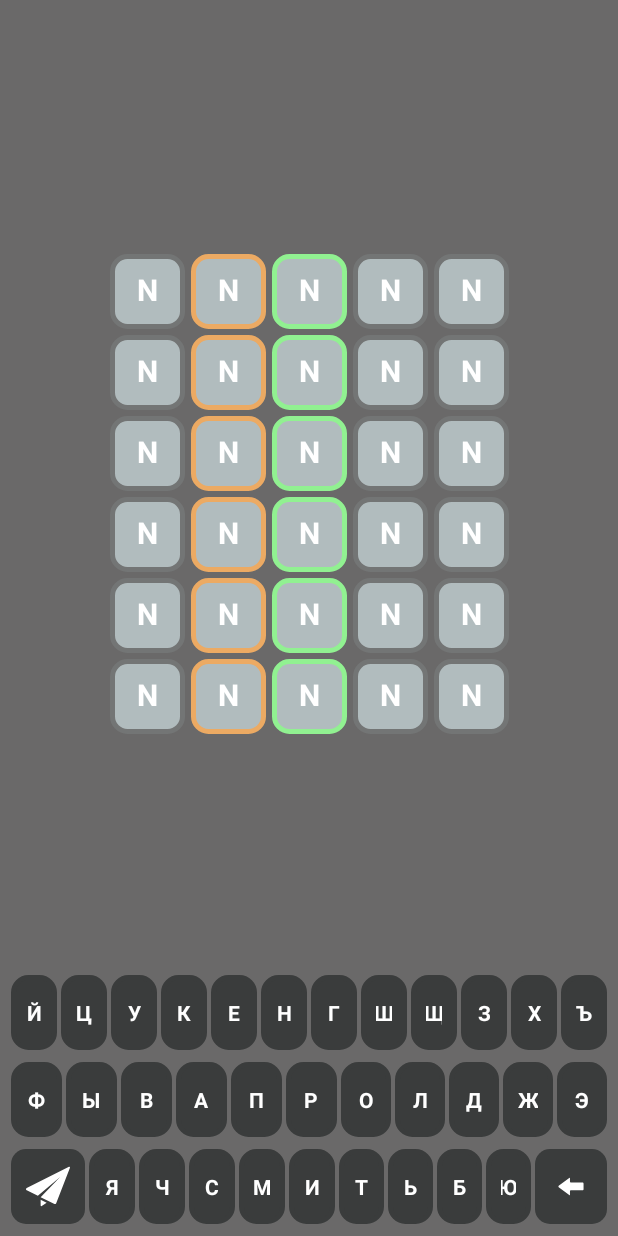
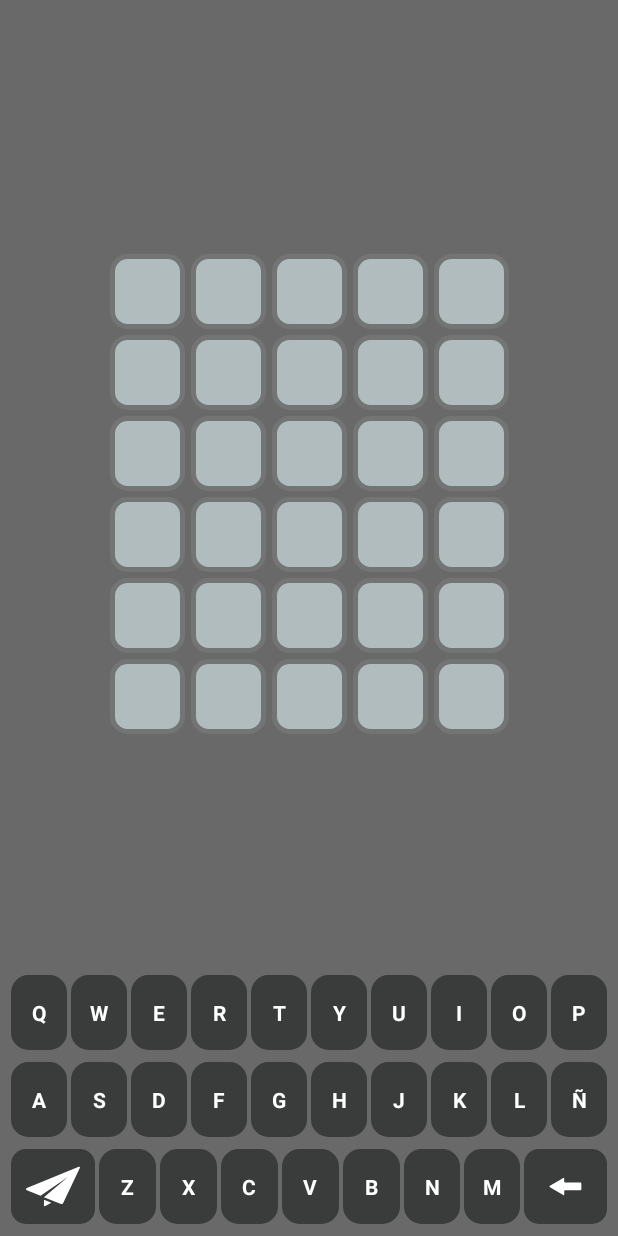
Before and after one commit to insbaixcamp-proyectom13/WordGames, an Android app: the layout fragment_wordle.xml on its own in the app's theme, with its tools: preview values and no code run, on a phone screen of 412 x 824 dp. Run offline under Robolectric (Android 15) with nearby library versions, the phone set to English and light mode, and no system bars.

Commit message:
UI wordle i escritura

```diff
--- a/app/src/main/res/layout/fragment_wordle.xml
+++ b/app/src/main/res/layout/fragment_wordle.xml
@@ -58,7 +58,7 @@
 
     <include
         android:id="@+id/inc_keyboard"
-        layout="@layout/wordle_keyboard_ru"
+        layout="@layout/wordle_keyboard_es"
         android:layout_width="0dp"
         android:layout_height="wrap_content"
         app:layout_constraintBottom_toBottomOf="parent"
--- a/app/src/main/res/layout/wordle_edit_text.xml
+++ b/app/src/main/res/layout/wordle_edit_text.xml
@@ -16,7 +16,6 @@
         android:background="@drawable/wordle_char_inactive_background"
         android:ems="10"
         android:inputType="textPersonName"
-        android:text="N"
         android:textAlignment="center"
         android:textColor="#FFFFFF"
         android:textSize="20sp"
@@ -35,10 +34,9 @@
         android:layout_height="50dp"
         android:layout_marginStart="4dp"
         android:layout_weight="1"
-        android:background="@drawable/wordle_char_orange_background"
+        android:background="@drawable/wordle_char_inactive_background"
         android:ems="10"
         android:inputType="textPersonName"
-        android:text="N"
         android:textAlignment="center"
         android:textColor="#FFFFFF"
         android:textSize="20sp"
@@ -56,10 +54,9 @@
         android:layout_marginStart="4dp"
         android:layout_marginEnd="4dp"
         android:layout_weight="1"
-        android:background="@drawable/wordle_char_green_background"
+        android:background="@drawable/wordle_char_inactive_background"
         android:ems="10"
         android:inputType="textPersonName"
-        android:text="N"
         android:textAlignment="center"
         android:textColor="#FFFFFF"
         android:textSize="20sp"
@@ -78,7 +75,6 @@
         android:background="@drawable/wordle_char_inactive_background"
         android:ems="10"
         android:inputType="textPersonName"
-        android:text="N"
         android:textAlignment="center"
         android:textColor="#FFFFFF"
         android:textSize="20sp"
@@ -97,7 +93,6 @@
         android:background="@drawable/wordle_char_inactive_background"
         android:ems="10"
         android:inputType="textPersonName"
-        android:text="N"
         android:textAlignment="center"
         android:textColor="#FFFFFF"
         android:textSize="20sp"
```
Also changed, not shown: app/src/main/java/com/insbaixcamp/game/ui/wordle/WordleFragment.kt (+134 -12 lines).
